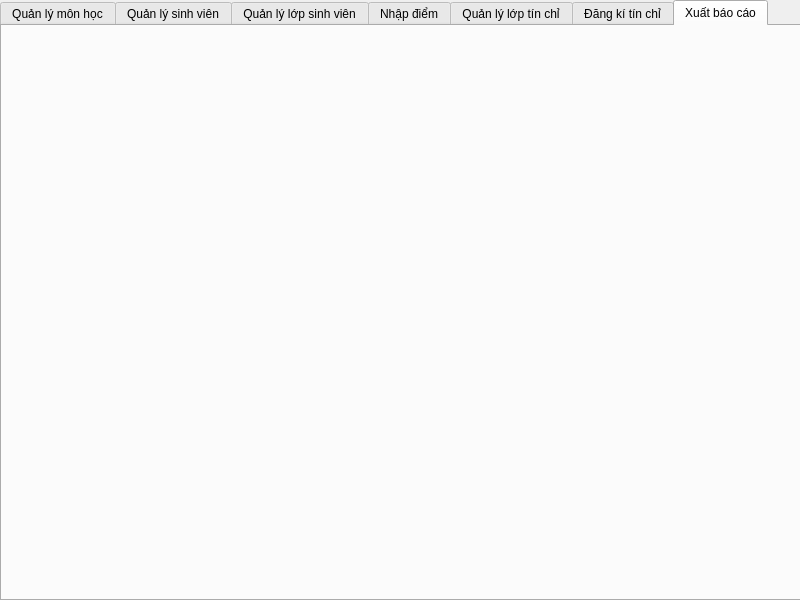
The window that TestQT/mainwindow.ui (QuyenNDD/CTDL-GT) describes before a commit, drawn with Qt 5.
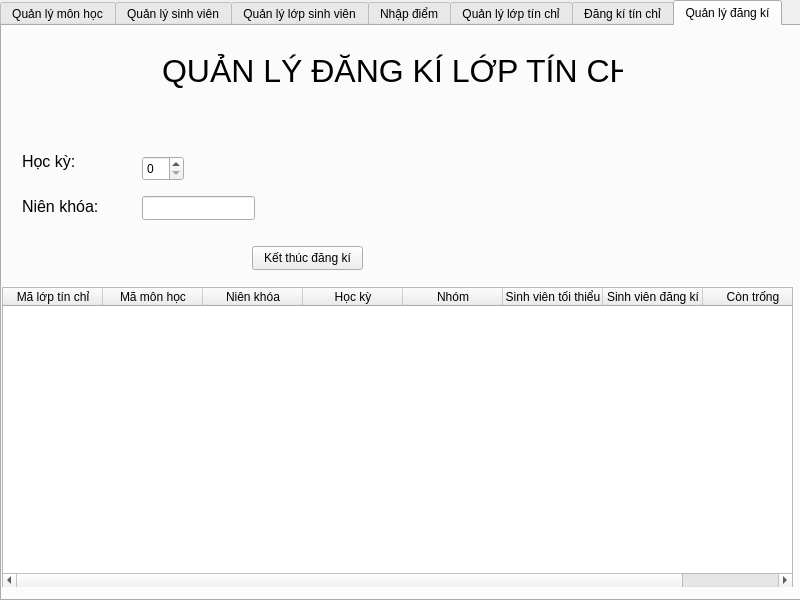
The same window after the commit. The open tabs and pages were chosen to show the change.

```diff
--- a/TestQT/mainwindow.ui
+++ b/TestQT/mainwindow.ui
@@ -662,8 +662,160 @@
     </widget>
     <widget class="QWidget" name="tabXBC">
      <attribute name="title">
-      <string>Xuất báo cáo</string>
+      <string>Quản lý đăng kí</string>
      </attribute>
+     <widget class="QWidget" name="widget_5" native="true">
+      <property name="geometry">
+       <rect>
+        <x>0</x>
+        <y>0</y>
+        <width>801</width>
+        <height>101</height>
+       </rect>
+      </property>
+      <widget class="QLabel" name="label_16">
+       <property name="geometry">
+        <rect>
+         <x>160</x>
+         <y>20</y>
+         <width>461</width>
+         <height>51</height>
+        </rect>
+       </property>
+       <property name="text">
+        <string>&lt;html&gt;&lt;head/&gt;&lt;body&gt;&lt;p&gt;&lt;span style=&quot; font-size:24pt;&quot;&gt;QUẢN LÝ ĐĂNG KÍ LỚP TÍN CHỈ&lt;/span&gt;&lt;/p&gt;&lt;/body&gt;&lt;/html&gt;</string>
+       </property>
+      </widget>
+     </widget>
+     <widget class="QWidget" name="widget_6" native="true">
+      <property name="geometry">
+       <rect>
+        <x>0</x>
+        <y>100</y>
+        <width>411</width>
+        <height>161</height>
+       </rect>
+      </property>
+      <widget class="QLabel" name="label_17">
+       <property name="geometry">
+        <rect>
+         <x>20</x>
+         <y>70</y>
+         <width>101</width>
+         <height>21</height>
+        </rect>
+       </property>
+       <property name="text">
+        <string>&lt;html&gt;&lt;head/&gt;&lt;body&gt;&lt;p&gt;&lt;span style=&quot; font-size:12pt;&quot;&gt;Niên khóa:&lt;/span&gt;&lt;/p&gt;&lt;/body&gt;&lt;/html&gt;</string>
+       </property>
+      </widget>
+      <widget class="QLabel" name="label_18">
+       <property name="geometry">
+        <rect>
+         <x>20</x>
+         <y>20</y>
+         <width>91</width>
+         <height>31</height>
+        </rect>
+       </property>
+       <property name="text">
+        <string>&lt;html&gt;&lt;head/&gt;&lt;body&gt;&lt;p&gt;&lt;span style=&quot; font-size:12pt;&quot;&gt;Học kỳ:&lt;/span&gt;&lt;/p&gt;&lt;/body&gt;&lt;/html&gt;</string>
+       </property>
+      </widget>
+      <widget class="QLineEdit" name="lineQLDK_NK">
+       <property name="geometry">
+        <rect>
+         <x>140</x>
+         <y>70</y>
+         <width>113</width>
+         <height>24</height>
+        </rect>
+       </property>
+      </widget>
+      <widget class="QSpinBox" name="spQLDK_HK">
+       <property name="geometry">
+        <rect>
+         <x>140</x>
+         <y>30</y>
+         <width>42</width>
+         <height>25</height>
+        </rect>
+       </property>
+      </widget>
+      <widget class="QPushButton" name="btnQLDK_Huy">
+       <property name="geometry">
+        <rect>
+         <x>250</x>
+         <y>120</y>
+         <width>111</width>
+         <height>24</height>
+        </rect>
+       </property>
+       <property name="text">
+        <string>Kết thúc đăng kí</string>
+       </property>
+      </widget>
+     </widget>
+     <widget class="QWidget" name="widget_7" native="true">
+      <property name="geometry">
+       <rect>
+        <x>0</x>
+        <y>260</y>
+        <width>791</width>
+        <height>301</height>
+       </rect>
+      </property>
+      <widget class="QTableWidget" name="tblQLDK_LTC">
+       <property name="geometry">
+        <rect>
+         <x>0</x>
+         <y>1</y>
+         <width>791</width>
+         <height>301</height>
+        </rect>
+       </property>
+       <column>
+        <property name="text">
+         <string>Mã lớp tín chỉ</string>
+        </property>
+       </column>
+       <column>
+        <property name="text">
+         <string>Mã môn học</string>
+        </property>
+       </column>
+       <column>
+        <property name="text">
+         <string>Niên khóa</string>
+        </property>
+       </column>
+       <column>
+        <property name="text">
+         <string>Học kỳ</string>
+        </property>
+       </column>
+       <column>
+        <property name="text">
+         <string>Nhóm</string>
+        </property>
+       </column>
+       <column>
+        <property name="text">
+         <string>Sinh viên tối thiểu</string>
+        </property>
+       </column>
+       <column>
+        <property name="text">
+         <string>Sinh viên đăng kí</string>
+        </property>
+       </column>
+       <column>
+        <property name="text">
+         <string>Còn trống</string>
+        </property>
+       </column>
+      </widget>
+     </widget>
     </widget>
    </widget>
   </widget>
```
Left out of the diff: 4 changed lines with no effect on the pictures.
